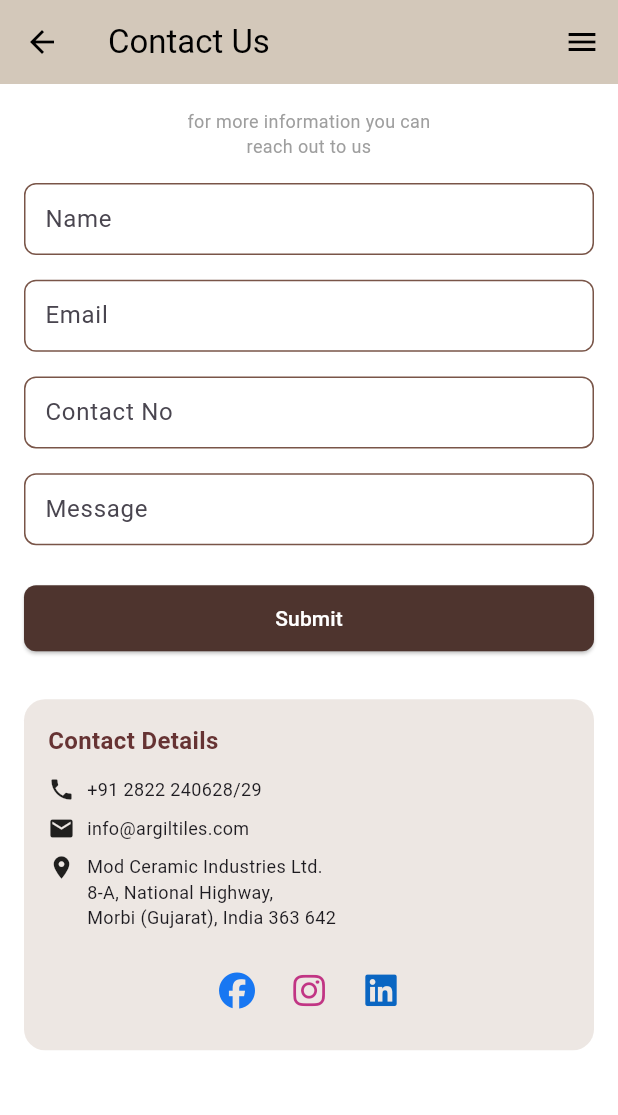
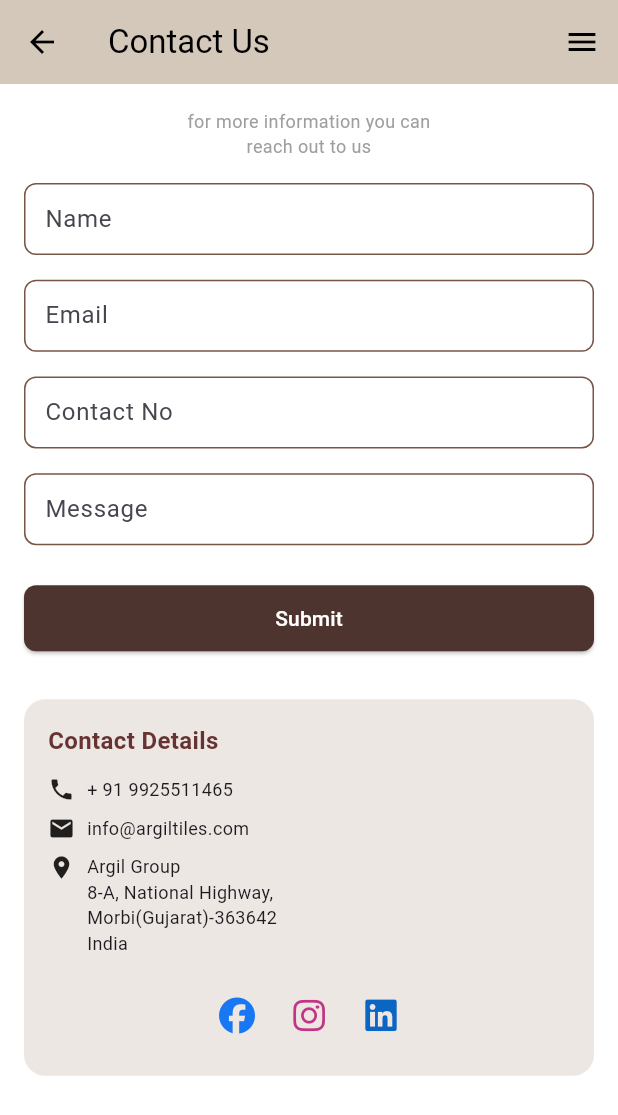
Before and after one commit to Rudrika15/argil-tiles-app, a Flutter app: the ContactUsScreen screen opened directly, on a phone screen of 412 x 824 dp. Shown: the top 1115 px of the screen. Run offline on Flutter 3.47's test engine with Material 3 defaults, Android fonts, the phone set to English and light mode, and no system bars; our stand-ins replace cached_network_image, carousel_slider, flutter_dotenv, font_awesome_flutter, google_fonts, infinite_scroll_pagination and 7 more; accounts and stored records are empty; network calls fail.

Commit message:
chnages in contact details
added on click handling

```diff
--- a/lib/Screens/contact_us_screen.dart
+++ b/lib/Screens/contact_us_screen.dart
@@ -20,16 +20,41 @@ class ContactUsScreen extends StatefulWidget {
 class _ContactUsScreenState extends State<ContactUsScreen> {
   final RegExp _emailRegex = RegExp(r'^[\w-\.]+@([\w-]+\.)+[\w-]{2,4}$');
 
+  /// contact details
+  final String phoneNumber = "+ 91 9925511465";
+  final String email = 'info@argiltiles.com';
+  final String address =
+      "Argil Group\n8-A, National Highway,\nMorbi(Gujarat)-363642\nIndia";
+
   ///
-  void _launchURL(String url) async {
-    final uri = Uri.parse(url);
+  Future<void> launchCustomUrl(String input) async {
+    Uri? uri;
+
+    // Detect Email
+    if (RegExp(r'^[\w\.\-]+@[\w\.\-]+\.\w+$').hasMatch(input)) {
+      uri = Uri(scheme: 'mailto', path: input);
+    }
+    // Detect Pure Text Address → Google Maps Search
+    else if (!input.startsWith('http') && !input.startsWith('geo:')) {
+      final encoded = Uri.encodeComponent(input);
+      uri = Uri.parse(
+        "https://www.google.com/maps/search/?api=1&query=$encoded",
+      );
+    }
+    // Otherwise treat as general URL
+    else {
+      uri = Uri.parse(input);
+    }
+
     if (!await launchUrl(uri, mode: LaunchMode.platformDefault)) {
+      if (context.mounted) {
         ScaffoldMessenger.of(context).showSnackBar(
-        SnackBar(
-          content: const Text("Can't open this link"),
+          const SnackBar(
+            content: Text("Failed To Open"),
             backgroundColor: Colors.red,
           ),
         );
+      }
     }
   }
 
@@ -214,37 +239,54 @@ class _ContactUsScreenState extends State<ContactUsScreen> {
           ),
           const SizedBox(height: 12),
 
-          Row(
+          InkWell(
+            onTap: () async {
+              final Uri launchUri = Uri(scheme: 'tel', path: phoneNumber);
+              if (!await launchUrl(launchUri)) {
+                // Handle error, e.g., show a SnackBar or AlertDialog
+                if (context.mounted) {
+                  ScaffoldMessenger.of(context).showSnackBar(
+                    const SnackBar(
+                      content: Text("Failed To Open"),
+                      backgroundColor: Colors.red,
+                    ),
+                  );
+                }
+              }
+            },
+            child: Row(
               children: [
                 const Icon(Icons.phone, size: 18),
                 const SizedBox(width: 8),
-              const Text('+91 2822 240628/29', style: TextStyle(fontSize: 12)),
+                Text(phoneNumber, style: TextStyle(fontSize: 12)),
               ],
+            ),
           ),
           const SizedBox(height: 8),
 
-          Row(
+          InkWell(
+            onTap: () => launchCustomUrl(email),
+            child: Row(
               children: [
                 const Icon(Icons.email, size: 18),
                 const SizedBox(width: 8),
-              const Text('info@argiltiles.com', style: TextStyle(fontSize: 12)),
+                Text(email, style: TextStyle(fontSize: 12)),
               ],
+            ),
           ),
           const SizedBox(height: 8),
 
           // Location row
-          Row(
+          InkWell(
+            onTap: () => launchCustomUrl(address),
+            child: Row(
               crossAxisAlignment: CrossAxisAlignment.start,
               children: [
                 const Icon(Icons.location_on, size: 18),
                 const SizedBox(width: 8),
-              Expanded(
-                child: const Text(
-                  'Mod Ceramic Industries Ltd.\n8-A, National Highway,\nMorbi (Gujarat), India 363 642',
-                  style: TextStyle(fontSize: 12),
+                Expanded(child: Text(address, style: TextStyle(fontSize: 12))),
+              ],
             ),
-              ),
-            ],
           ),
           const SizedBox(height: 16),
 
@@ -257,7 +299,7 @@ class _ContactUsScreenState extends State<ContactUsScreen> {
                   color: Color(0xFF1877F2),
                 ),
                 onPressed: () {
-                  _launchURL("https://www.facebook.com/argilgroup");
+                  launchCustomUrl("https://www.facebook.com/argilgroup");
                 },
               ),
               IconButton(
@@ -266,7 +308,7 @@ class _ContactUsScreenState extends State<ContactUsScreen> {
                   color: Color(0xFFC13584),
                 ),
                 onPressed: () {
-                  _launchURL('https://www.instagram.com/argilgroup/');
+                  launchCustomUrl('https://www.instagram.com/argilgroup/');
                 },
               ),
               IconButton(
@@ -275,7 +317,7 @@ class _ContactUsScreenState extends State<ContactUsScreen> {
                   color: Color(0xFF0A66C2),
                 ),
                 onPressed: () {
-                  _launchURL(
+                  launchCustomUrl(
                     'https://www.linkedin.com/company/argilgroup/?viewAsMember=true',
                   );
                 },
```
Also changed, not shown: 2 other files. Lines whose indentation alone changed are shown as unchanged.
